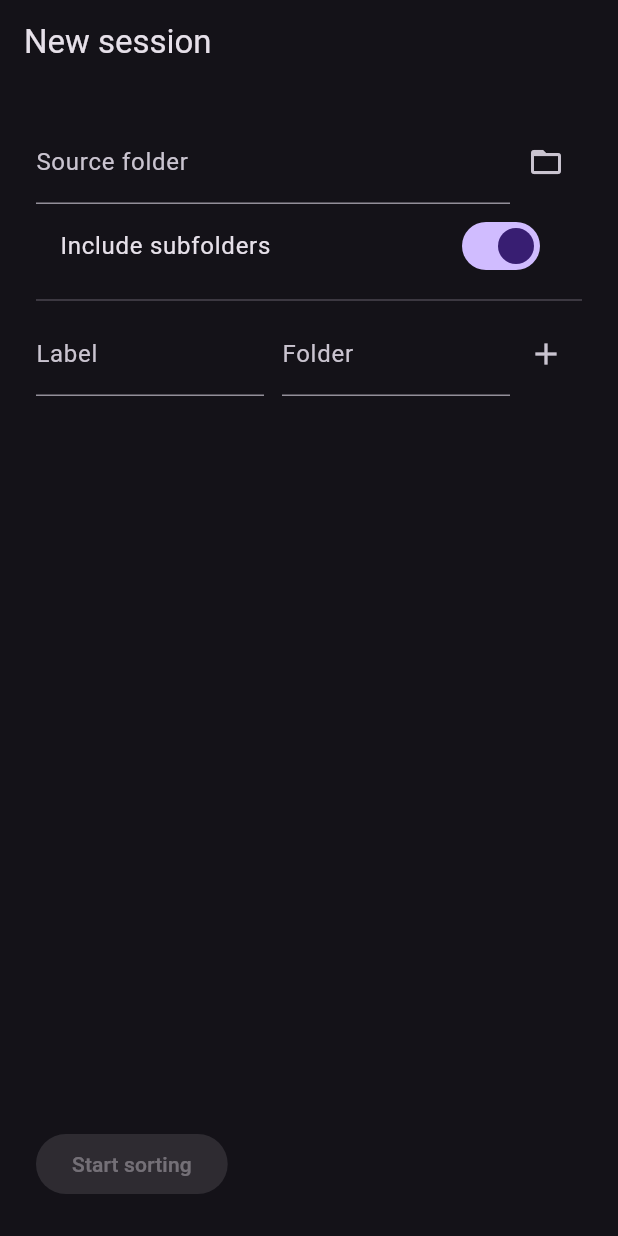
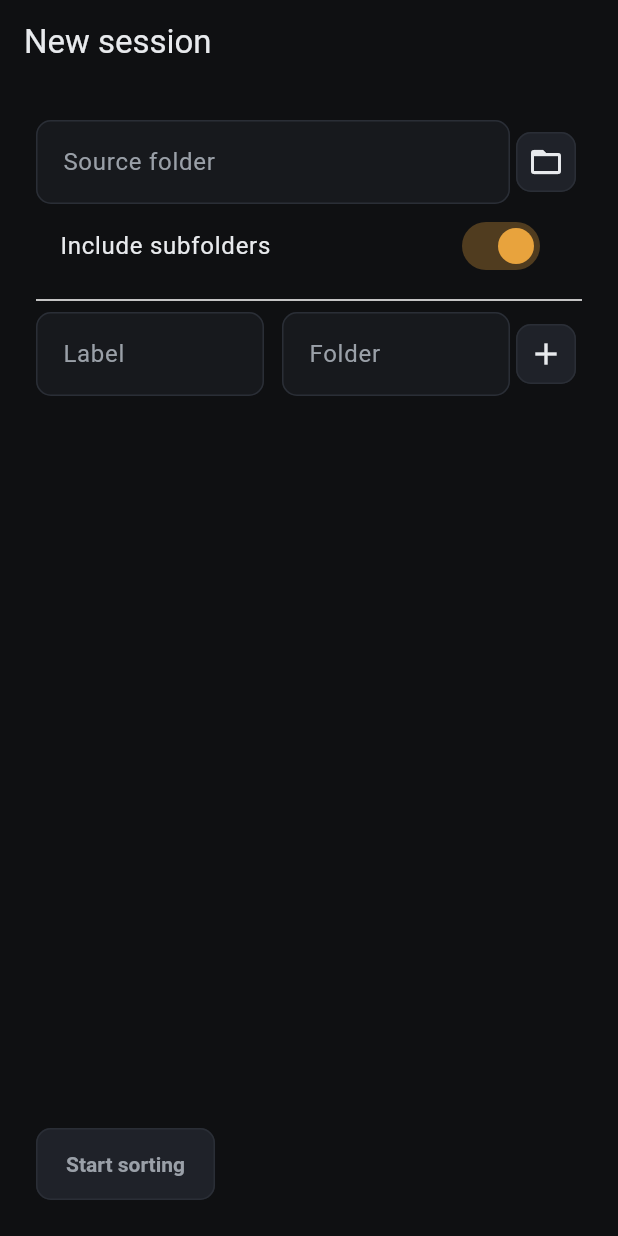
Before and after one commit to devPatuel/tria, a Flutter app: the screen it shows after launch, on a phone screen of 412 x 824 dp. Run offline on Flutter 3.47's test engine with Material 3 defaults, Android fonts, the phone set to English and light mode, and no system bars; missing offline and left inert: file_selector.

Commit message:
feat(ui): add a deliberate dark theme with visible disabled states

```diff
--- a/lib/main.dart
+++ b/lib/main.dart
@@ -11,6 +11,7 @@ import 'core/storage/app_paths.dart';
 import 'domain/session_config.dart';
 import 'state/session_controller.dart';
 import 'ui/setup_screen.dart';
+import 'ui/theme.dart';
 import 'ui/triage_screen.dart';
 
 void main() => runApp(const TriaApp());
@@ -27,7 +28,7 @@ class TriaApp extends StatelessWidget {
     return MaterialApp(
       title: 'Tría',
       debugShowCheckedModeBanner: false,
-      theme: ThemeData.dark(useMaterial3: true),
+      theme: triaDarkTheme(),
       home: Builder(
         builder: (context) => SetupScreen(
           onStart: (config) => _startSession(context, config),
--- /dev/null
+++ b/lib/ui/theme.dart
@@ -0,0 +1,189 @@
+import 'package:flutter/material.dart';
+
+/// Every colour in the application, in one place.
+///
+/// Photographs are the content: the interface around them is deliberately
+/// desaturated so it never competes with what the user is looking at. A single
+/// warm accent marks the only things that need to be found instantly — the
+/// destination keys — and warm was chosen because photographs usually are, so
+/// the accent belongs to the same world instead of fighting it.
+class TriaColors {
+  const TriaColors._();
+
+  static const background = Color(0xFF0F1012);
+  static const surface = Color(0xFF17191D);
+  static const surfaceHigh = Color(0xFF1F2229);
+  static const border = Color(0xFF2A2E36);
+  static const accent = Color(0xFFE8A33D);
+  static const onAccent = Color(0xFF1A1206);
+  static const text = Color(0xFFE8EAED);
+  static const textDim = Color(0xFF9AA0A8);
+  static const danger = Color(0xFFE5534B);
+}
+
+/// Timing for every transition in the application.
+///
+/// Short by mandate: at two decisions per second, an animation longer than a
+/// few frames stops being feedback and becomes a queue the user waits in.
+class TriaMotion {
+  const TriaMotion._();
+
+  static const decision = Duration(milliseconds: 120);
+  static const curve = Curves.easeOut;
+}
+
+/// Corner radius, shared so panels and controls agree.
+const double kTriaRadius = 10;
+
+/// The application theme.
+///
+/// The one rule worth stating: a disabled control keeps a visible background,
+/// border and label. Material's default is to fade it almost to nothing, which
+/// on a dark background makes the control vanish — and a user who cannot see a
+/// button concludes the app is broken, not that they have a step left to do.
+ThemeData triaDarkTheme() {
+  const scheme = ColorScheme.dark(
+    surface: TriaColors.background,
+    onSurface: TriaColors.text,
+    primary: TriaColors.accent,
+    onPrimary: TriaColors.onAccent,
+    secondary: TriaColors.accent,
+    onSecondary: TriaColors.onAccent,
+    error: TriaColors.danger,
+    outline: TriaColors.border,
+  );
+
+  const tabular = [FontFeature.tabularFigures()];
+
+  final textTheme = const TextTheme(
+    headlineSmall: TextStyle(
+      color: TriaColors.text,
+      fontSize: 22,
+      fontWeight: FontWeight.w600,
+    ),
+    titleMedium: TextStyle(
+      color: TriaColors.text,
+      fontSize: 15,
+      fontWeight: FontWeight.w600,
+    ),
+    bodyMedium: TextStyle(color: TriaColors.text, fontSize: 14),
+    bodySmall: TextStyle(color: TriaColors.textDim, fontSize: 12),
+    // Counters live here: tabular figures keep 9 → 10 from shifting the layout.
+    labelLarge: TextStyle(
+      color: TriaColors.text,
+      fontSize: 14,
+      fontWeight: FontWeight.w600,
+      fontFeatures: tabular,
+    ),
+  );
+
+  return ThemeData(
+    useMaterial3: true,
+    brightness: Brightness.dark,
+    colorScheme: scheme,
+    scaffoldBackgroundColor: TriaColors.background,
+    canvasColor: TriaColors.background,
+    dividerColor: TriaColors.border,
+    textTheme: textTheme,
+    appBarTheme: const AppBarTheme(
+      backgroundColor: TriaColors.background,
+      foregroundColor: TriaColors.text,
+      elevation: 0,
+      centerTitle: false,
+    ),
+    filledButtonTheme: FilledButtonThemeData(
+      style: ButtonStyle(
+        backgroundColor: WidgetStateProperty.resolveWith((states) {
+          if (states.contains(WidgetState.disabled)) {
+            return TriaColors.surfaceHigh;
+          }
+          return TriaColors.accent;
+        }),
+        foregroundColor: WidgetStateProperty.resolveWith((states) {
+          if (states.contains(WidgetState.disabled)) return TriaColors.textDim;
+          return TriaColors.onAccent;
+        }),
+        side: WidgetStateProperty.resolveWith((states) {
+          if (states.contains(WidgetState.disabled)) {
+            return const BorderSide(color: TriaColors.border);
+          }
+          return BorderSide.none;
+        }),
+        padding: const WidgetStatePropertyAll(
+          EdgeInsets.symmetric(horizontal: 20, vertical: 16),
+        ),
+        shape: WidgetStatePropertyAll(
+          RoundedRectangleBorder(borderRadius: BorderRadius.circular(kTriaRadius)),
+        ),
+        textStyle: WidgetStatePropertyAll(textTheme.labelLarge),
+      ),
+    ),
+    outlinedButtonTheme: OutlinedButtonThemeData(
+      style: ButtonStyle(
+        foregroundColor: const WidgetStatePropertyAll(TriaColors.text),
+        backgroundColor: const WidgetStatePropertyAll(TriaColors.surfaceHigh),
+        side: const WidgetStatePropertyAll(BorderSide(color: TriaColors.border)),
+        padding: const WidgetStatePropertyAll(
+          EdgeInsets.symmetric(horizontal: 16, vertical: 14),
+        ),
+        shape: WidgetStatePropertyAll(
+          RoundedRectangleBorder(borderRadius: BorderRadius.circular(kTriaRadius)),
+        ),
+        textStyle: WidgetStatePropertyAll(textTheme.labelLarge),
+      ),
+    ),
+    textButtonTheme: TextButtonThemeData(
+      style: ButtonStyle(
+        foregroundColor: const WidgetStatePropertyAll(TriaColors.textDim),
+        textStyle: WidgetStatePropertyAll(textTheme.labelLarge),
+      ),
+    ),
+    iconButtonTheme: IconButtonThemeData(
+      style: ButtonStyle(
+        foregroundColor: const WidgetStatePropertyAll(TriaColors.text),
+        backgroundColor: const WidgetStatePropertyAll(TriaColors.surfaceHigh),
+        side: const WidgetStatePropertyAll(BorderSide(color: TriaColors.border)),
+        shape: WidgetStatePropertyAll(
+          RoundedRectangleBorder(borderRadius: BorderRadius.circular(kTriaRadius)),
+        ),
+      ),
+    ),
+    inputDecorationTheme: InputDecorationTheme(
+      filled: true,
+      fillColor: TriaColors.surface,
+      labelStyle: const TextStyle(color: TriaColors.textDim),
+      hintStyle: const TextStyle(color: TriaColors.textDim),
+      contentPadding: const EdgeInsets.symmetric(horizontal: 14, vertical: 16),
+      border: OutlineInputBorder(
+        borderRadius: BorderRadius.circular(kTriaRadius),
+        borderSide: const BorderSide(color: TriaColors.border),
+      ),
+      enabledBorder: OutlineInputBorder(
+        borderRadius: BorderRadius.circular(kTriaRadius),
+        borderSide: const BorderSide(color: TriaColors.border),
+      ),
+      focusedBorder: OutlineInputBorder(
+        borderRadius: BorderRadius.circular(kTriaRadius),
+        borderSide: const BorderSide(color: TriaColors.accent, width: 2),
+      ),
+    ),
+    switchTheme: SwitchThemeData(
+      thumbColor: WidgetStateProperty.resolveWith((states) {
+        if (states.contains(WidgetState.selected)) return TriaColors.accent;
+        return TriaColors.textDim;
+      }),
+      trackColor: WidgetStateProperty.resolveWith((states) {
+        if (states.contains(WidgetState.selected)) {
+          return TriaColors.accent.withValues(alpha: 0.3);
+        }
+        return TriaColors.surfaceHigh;
+      }),
+    ),
+    dialogTheme: DialogThemeData(
+      backgroundColor: TriaColors.surface,
+      shape: RoundedRectangleBorder(
+        borderRadius: BorderRadius.circular(kTriaRadius + 4),
+      ),
+    ),
+  );
+}
```
Also changed, not shown: 1 other file.
